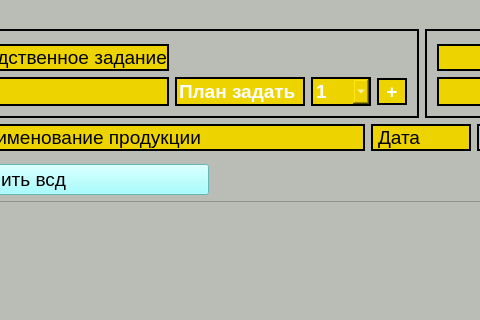
First picture: the form in mainwindow.ui, repository avovana/master_labeling, before the edit; both pictures show x 216 to 696 and y 0 to 320 of the 1194 by 578 pixel window.
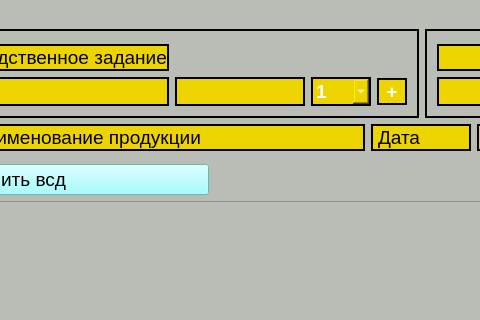
Second picture: the form after the edit.

Commit message: Fixed task counter

The edit to the form file:
```diff
--- a/mainwindow.ui
+++ b/mainwindow.ui
@@ -679,7 +679,7 @@
 border: 2px solid black;</string>
            </property>
            <property name="text">
-            <string>План задать</string>
+            <string/>
            </property>
           </widget>
          </item>
```
The commit also changes 2 other files.
